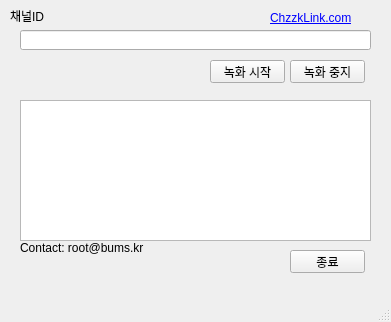
Old version of the form ChzzkLinkUI.ui in the repository reretay/ChzzkLink.
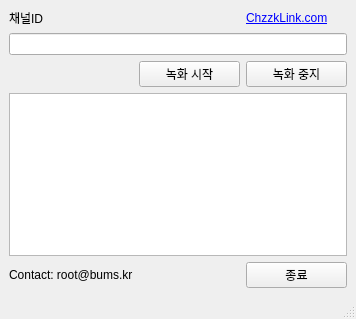
New version of the form. Icons and pictures are not drawn.

What changed in the file:
```diff
--- a/ChzzkLinkUI.ui
+++ b/ChzzkLinkUI.ui
@@ -6,8 +6,8 @@
    <rect>
     <x>0</x>
     <y>0</y>
-    <width>391</width>
-    <height>322</height>
+    <width>356</width>
+    <height>319</height>
    </rect>
   </property>
   <property name="windowTitle">
@@ -18,77 +18,40 @@
     <normaloff>icon.png</normaloff>icon.png</iconset>
   </property>
   <widget class="QWidget" name="centralwidget">
-   <widget class="QPushButton" name="pushButton_stop">
-    <property name="geometry">
-     <rect>
-      <x>290</x>
-      <y>60</y>
-      <width>75</width>
-      <height>23</height>
-     </rect>
-    </property>
-    <property name="text">
-     <string>녹화 중지</string>
-    </property>
-   </widget>
+   <layout class="QGridLayout" name="gridLayout">
+    <item row="2" column="1">
    <widget class="QPushButton" name="pushButton_start">
-    <property name="geometry">
-     <rect>
-      <x>210</x>
-      <y>60</y>
-      <width>75</width>
-      <height>23</height>
-     </rect>
-    </property>
     <property name="text">
      <string>녹화 시작</string>
     </property>
    </widget>
-   <widget class="QLineEdit" name="lineEdit_channel_id">
-    <property name="geometry">
-     <rect>
-      <x>20</x>
-      <y>30</y>
-      <width>351</width>
-      <height>20</height>
-     </rect>
-    </property>
-   </widget>
+    </item>
+    <item row="2" column="2">
+     <widget class="QPushButton" name="pushButton_stop">
+      <property name="text">
+       <string>녹화 중지</string>
+      </property>
+     </widget>
+    </item>
+    <item row="0" column="0">
    <widget class="QLabel" name="label">
-    <property name="geometry">
-     <rect>
-      <x>10</x>
-      <y>10</y>
-      <width>56</width>
-      <height>12</height>
-     </rect>
-    </property>
     <property name="text">
      <string>채널ID</string>
     </property>
    </widget>
+    </item>
+    <item row="4" column="2">
    <widget class="QPushButton" name="pushButton_end">
-    <property name="geometry">
-     <rect>
-      <x>290</x>
-      <y>250</y>
-      <width>75</width>
-      <height>23</height>
-     </rect>
-    </property>
     <property name="text">
      <string>종료</string>
     </property>
    </widget>
+    </item>
+    <item row="1" column="0" colspan="3">
+     <widget class="QLineEdit" name="lineEdit_channel_id"/>
+    </item>
+    <item row="4" column="0">
    <widget class="QLabel" name="label_2">
-    <property name="geometry">
-     <rect>
-      <x>20</x>
-      <y>240</y>
-      <width>141</width>
-      <height>16</height>
-     </rect>
-    </property>
     <property name="text">
      <string>&lt;a href=&quot;mailto:﻿&quot;root@bums.kr&quot;&gt;Contact: root@bums.kr&lt;/a&gt;</string>
     </property>
@@ -96,15 +59,9 @@
      <bool>true</bool>
     </property>
    </widget>
+    </item>
+    <item row="3" column="0" colspan="3">
    <widget class="QTextBrowser" name="textBrowser">
-    <property name="geometry">
-     <rect>
-      <x>20</x>
-      <y>100</y>
-      <width>351</width>
-      <height>141</height>
-     </rect>
-    </property>
     <property name="html">
      <string>&lt;!DOCTYPE HTML PUBLIC &quot;-//W3C//DTD HTML 4.0//EN&quot; &quot;http://www.w3.org/TR/REC-html40/strict.dtd&quot;&gt;
 &lt;html&gt;&lt;head&gt;&lt;meta name=&quot;qrichtext&quot; content=&quot;1&quot; /&gt;&lt;style type=&quot;text/css&quot;&gt;
@@ -113,15 +70,9 @@
 &lt;p style=&quot;-qt-paragraph-type:empty; margin-top:0px; margin-bottom:0px; margin-left:0px; margin-right:0px; -qt-block-indent:0; text-indent:0px;&quot;&gt;&lt;br /&gt;&lt;/p&gt;&lt;/body&gt;&lt;/html&gt;</string>
     </property>
    </widget>
+    </item>
+    <item row="0" column="2">
    <widget class="QLabel" name="label_3">
-    <property name="geometry">
-     <rect>
-      <x>270</x>
-      <y>10</y>
-      <width>91</width>
-      <height>16</height>
-     </rect>
-    </property>
     <property name="text">
      <string>&lt;html&gt;&lt;head/&gt;&lt;body&gt;&lt;p&gt;&lt;a href=&quot;\&amp;quot;http://chzzklink.com/\&amp;quot;&quot;&gt;&lt;span style=&quot; text-decoration: underline; color:#0000ff;&quot;&gt;ChzzkLink.com&lt;/span&gt;&lt;/a&gt;&lt;/p&gt;&lt;/body&gt;&lt;/html&gt;</string>
     </property>
@@ -132,6 +83,8 @@
      <bool>true</bool>
     </property>
    </widget>
+    </item>
+   </layout>
   </widget>
   <widget class="QMenuBar" name="menubar">
    <property name="geometry">
```
Left out of the diff: 2 changed lines with no effect on the pictures. Lines whose indentation alone changed are shown as unchanged.
